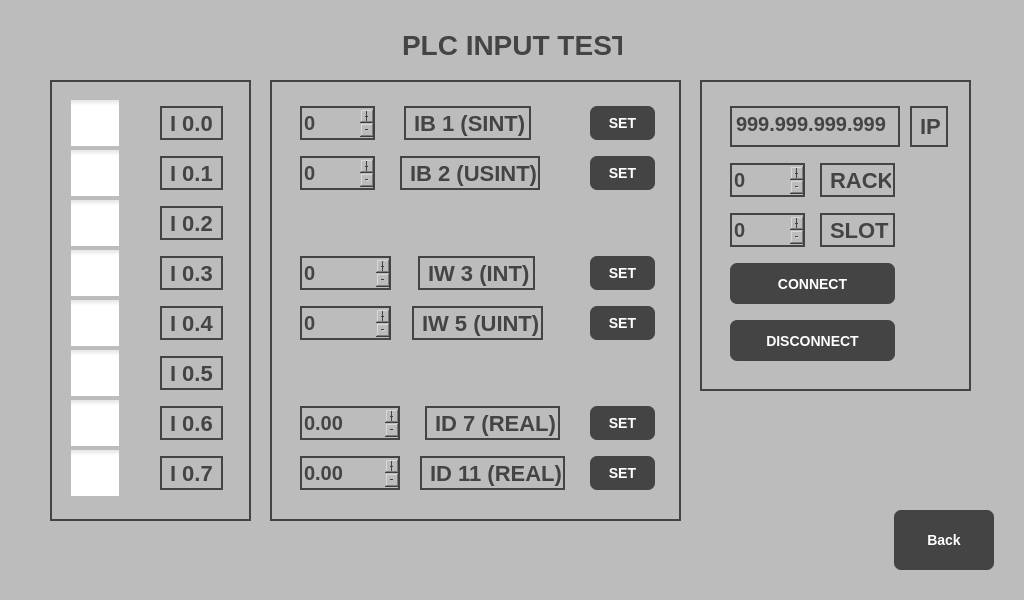
This is Forms/inputwindow.ui in vieczorkamil/HMI-panel-PLC-S7-based-on-Raspberry-Pi-Engineering-Thesis as Qt 5 draws it before an edit. The edited form follows.
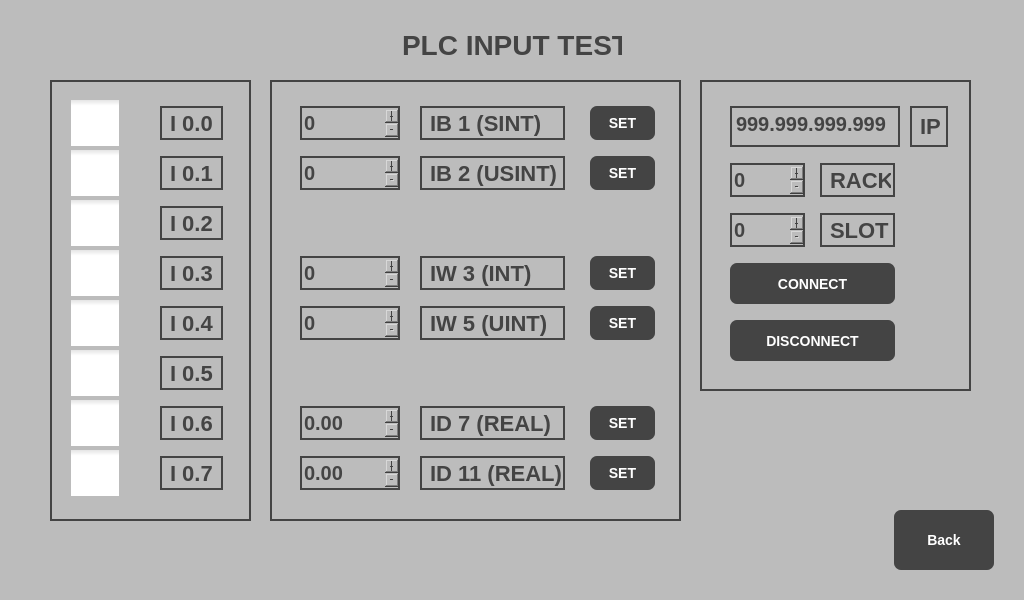
This is the edited form. Icons and pictures are not drawn.

Commit message: Create ui object at outputTestScreen

What changed in the file:
```diff
--- a/Forms/inputwindow.ui
+++ b/Forms/inputwindow.ui
@@ -330,7 +330,7 @@
     <rect>
      <x>300</x>
      <y>106</y>
-     <width>75</width>
+     <width>100</width>
      <height>34</height>
     </rect>
    </property>
@@ -355,7 +355,7 @@
     <rect>
      <x>300</x>
      <y>156</y>
-     <width>75</width>
+     <width>100</width>
      <height>34</height>
     </rect>
    </property>
@@ -380,7 +380,7 @@
     <rect>
      <x>300</x>
      <y>256</y>
-     <width>91</width>
+     <width>100</width>
      <height>34</height>
     </rect>
    </property>
@@ -405,7 +405,7 @@
     <rect>
      <x>300</x>
      <y>306</y>
-     <width>91</width>
+     <width>100</width>
      <height>34</height>
     </rect>
    </property>
@@ -472,9 +472,9 @@
   <widget class="QLabel" name="InputB1Label">
    <property name="geometry">
     <rect>
-     <x>404</x>
+     <x>420</x>
      <y>106</y>
-     <width>127</width>
+     <width>145</width>
      <height>34</height>
     </rect>
    </property>
@@ -485,9 +485,9 @@
   <widget class="QLabel" name="InputB2Label">
    <property name="geometry">
     <rect>
-     <x>400</x>
+     <x>420</x>
      <y>156</y>
-     <width>140</width>
+     <width>145</width>
      <height>34</height>
     </rect>
    </property>
@@ -498,9 +498,9 @@
   <widget class="QLabel" name="InputW3Label">
    <property name="geometry">
     <rect>
-     <x>418</x>
+     <x>420</x>
      <y>256</y>
-     <width>117</width>
+     <width>145</width>
      <height>34</height>
     </rect>
    </property>
@@ -511,9 +511,9 @@
   <widget class="QLabel" name="InputW5Label">
    <property name="geometry">
     <rect>
-     <x>412</x>
+     <x>420</x>
      <y>306</y>
-     <width>131</width>
+     <width>145</width>
      <height>34</height>
     </rect>
    </property>
@@ -524,9 +524,9 @@
   <widget class="QLabel" name="InputD7Label">
    <property name="geometry">
     <rect>
-     <x>425</x>
+     <x>420</x>
      <y>406</y>
-     <width>135</width>
+     <width>145</width>
      <height>34</height>
     </rect>
    </property>
```
The commit also changes 5 other files.
